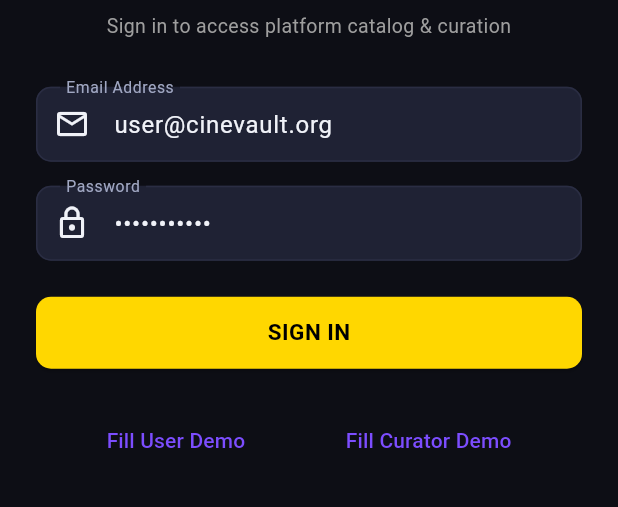
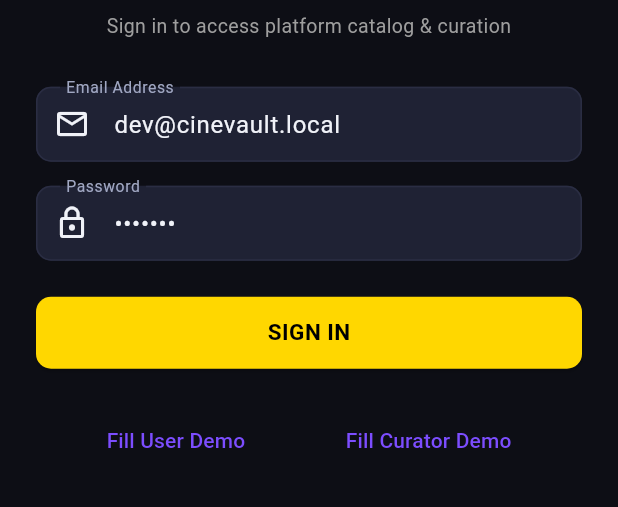
Before and after one commit to MannDangrechiya/CineVault, a Flutter app: the screen it shows after launch, after a tap on "Fill User Demo", on a phone screen of 412 x 824 dp, the part 469-976 px from its top. Run offline on Flutter 3.47's test engine with Material 3 defaults, Android fonts, the phone set to English and light mode, and no system bars; our stand-ins replace connectivity_plus, dio, drift, flutter_riverpod, flutter_secure_storage; accounts and stored records are empty; generated files the repository leaves out were written again; network calls fail.

Commit message:
login screen

```diff
--- a/client/lib/presentation/screens/login_screen.dart
+++ b/client/lib/presentation/screens/login_screen.dart
@@ -14,8 +14,8 @@ class LoginScreen extends ConsumerStatefulWidget {
 
 class _LoginScreenState extends ConsumerState<LoginScreen> {
   final _formKey = GlobalKey<FormState>();
-  final _emailController = TextEditingController(text: 'curator@cinevault.org');
-  final _passwordController = TextEditingController(text: 'dev_password_123');
+  final _emailController = TextEditingController(text: 'curator@cinevault.local');
+  final _passwordController = TextEditingController(text: 'curatorpass');
 
   @override
   void dispose() {
@@ -145,15 +145,15 @@ class _LoginScreenState extends ConsumerState<LoginScreen> {
                       children: [
                         TextButton(
                           onPressed: () {
-                            _emailController.text = 'user@cinevault.org';
-                            _passwordController.text = 'password123';
+                            _emailController.text = 'dev@cinevault.local';
+                            _passwordController.text = 'devpass';
                           },
                           child: const Text('Fill User Demo'),
                         ),
                         TextButton(
                           onPressed: () {
-                            _emailController.text = 'curator@cinevault.org';
-                            _passwordController.text = 'password123';
+                            _emailController.text = 'curator@cinevault.local';
+                            _passwordController.text = 'curatorpass';
                           },
                           child: const Text('Fill Curator Demo'),
                         ),
```
Also changed, not shown: client/lib/presentation/providers/auth_provider.dart (+9 -1 lines).
